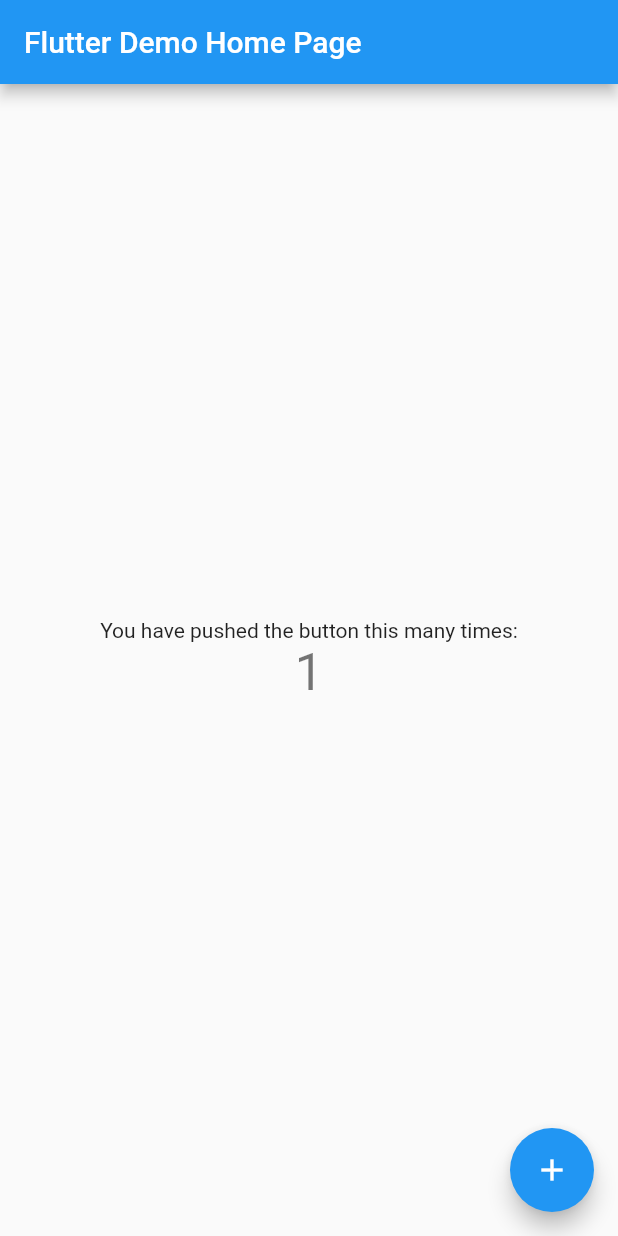
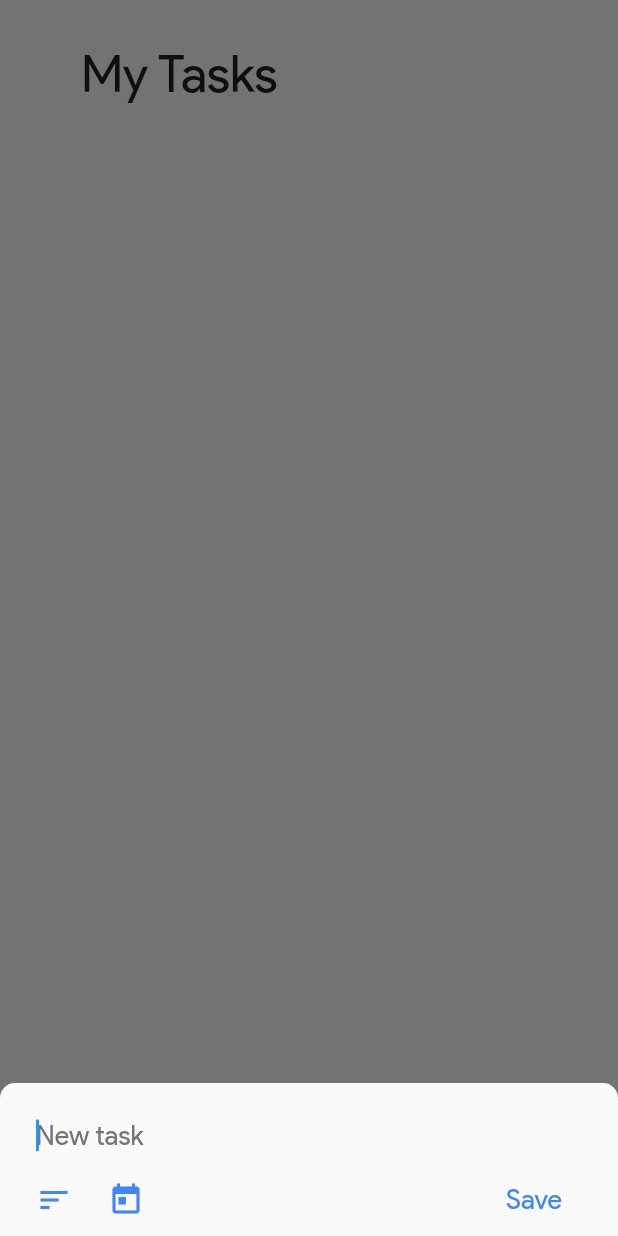
Before and after one commit to javadbarghamadi75/google_tasks-to_new_repo, a Flutter app: the screen it shows after launch, after a tap on the "add" icon, on a phone screen of 412 x 824 dp. Run offline on Flutter 3.47's test engine with Material 2 defaults, Android fonts, the phone set to English and light mode, and no system bars; missing offline and left inert: flutter_rounded_date_picker.

Commit message:
seconc commit : before update sdk | add button ui

```diff
--- /dev/null
+++ b/lib/home.dart
@@ -0,0 +1,77 @@
+import 'package:flutter/material.dart';
+import 'package:google_task/res.dart';
+import 'package:google_task/sheets/add_bottom_sheet.dart';
+
+class Home extends StatefulWidget {
+  @override
+  _HomeState createState() => _HomeState();
+}
+
+homeAppBar() {
+  return AppBar(
+    title: Padding(
+      padding: const EdgeInsets.only(
+        left: padding38,
+        top: padding28,
+      ),
+      child: Text(
+        'My Tasks',
+        style: TextStyle(
+          color: myTaskTextColor,
+          fontSize: textSize34,
+          fontFamily: 'Product Sans',
+        ),
+      ),
+    ),
+    backgroundColor: scaffoldBackgroundColor,
+    toolbarHeight: toolbarHeight70,
+    elevation: 0,
+  );
+}
+
+homeFloatingActionButton(BuildContext buildContext) {
+  return FloatingActionButton(
+    onPressed: () => showModalBottomSheet(
+      context: buildContext,
+      builder: (build) => AddBottomSheet(),
+      backgroundColor: Colors.transparent,
+    ),
+    child: Icon(
+      Icons.add,
+      size: iconSize42,
+      color: saveButtonColor,
+    ),
+    backgroundColor: scaffoldBackgroundColor,
+  );
+}
+
+homeFloatingActionButtonLocation() {
+  return FloatingActionButtonLocation.centerDocked;
+}
+
+homeBottomNavigationBar() {
+  return BottomAppBar(
+    shape: CircularNotchedRectangle(),
+    notchMargin: 6,
+    color: scaffoldBackgroundColor,
+    child: Row(
+      mainAxisAlignment: MainAxisAlignment.spaceBetween,
+      children: [
+        IconButton(icon: Icon(Icons.menu), onPressed: () {}),
+        IconButton(icon: Icon(Icons.more_vert), onPressed: () {}),
+      ],
+    ),
+  );
+}
+
+class _HomeState extends State<Home> {
+  @override
+  Widget build(BuildContext context) {
+    return Scaffold(
+      appBar: homeAppBar(),
+      floatingActionButton: homeFloatingActionButton(context),
+      floatingActionButtonLocation: homeFloatingActionButtonLocation(),
+      bottomNavigationBar: homeBottomNavigationBar(),
+    );
+  }
+}
--- a/lib/main.dart
+++ b/lib/main.dart
@@ -1,113 +1,26 @@
 import 'package:flutter/material.dart';
+// import 'package:flutter/services.dart';
+// import 'package:google_task/res.dart';
+import 'home.dart';
 
 void main() {
   runApp(MyApp());
+  // SystemChrome.setSystemUIOverlayStyle(SystemUiOverlayStyle(
+  //   statusBarColor: scaffoldBackgroundColor,
+  //   statusBarIconBrightness: Brightness.dark,
+  // ));
 }
 
 class MyApp extends StatelessWidget {
-  // This widget is the root of your application.
   @override
   Widget build(BuildContext context) {
     return MaterialApp(
       title: 'Flutter Demo',
       theme: ThemeData(
-        // This is the theme of your application.
-        //
-        // Try running your application with "flutter run". You'll see the
-        // application has a blue toolbar. Then, without quitting the app, try
-        // changing the primarySwatch below to Colors.green and then invoke
-        // "hot reload" (press "r" in the console where you ran "flutter run",
-        // or simply save your changes to "hot reload" in a Flutter IDE).
-        // Notice that the counter didn't reset back to zero; the application
-        // is not restarted.
         primarySwatch: Colors.blue,
+        //fontFamily: 'Product Sans',
       ),
-      home: MyHomePage(title: 'Flutter Demo Home Page'),
+      home: Home(),
     );
   }
 }
-
-class MyHomePage extends StatefulWidget {
-  MyHomePage({Key key, this.title}) : super(key: key);
-
-  // This widget is the home page of your application. It is stateful, meaning
-  // that it has a State object (defined below) that contains fields that affect
-  // how it looks.
-
-  // This class is the configuration for the state. It holds the values (in this
-  // case the title) provided by the parent (in this case the App widget) and
-  // used by the build method of the State. Fields in a Widget subclass are
-  // always marked "final".
-
-  final String title;
-
-  @override
-  _MyHomePageState createState() => _MyHomePageState();
-}
-
-class _MyHomePageState extends State<MyHomePage> {
-  int _counter = 0;
-
-  void _incrementCounter() {
-    setState(() {
-      // This call to setState tells the Flutter framework that something has
-      // changed in this State, which causes it to rerun the build method below
-      // so that the display can reflect the updated values. If we changed
-      // _counter without calling setState(), then the build method would not be
-      // called again, and so nothing would appear to happen.
-      _counter++;
-    });
-  }
-
-  @override
-  Widget build(BuildContext context) {
-    // This method is rerun every time setState is called, for instance as done
-    // by the _incrementCounter method above.
-    //
-    // The Flutter framework has been optimized to make rerunning build methods
-    // fast, so that you can just rebuild anything that needs updating rather
-    // than having to individually change instances of widgets.
-    return Scaffold(
-      appBar: AppBar(
-        // Here we take the value from the MyHomePage object that was created by
-        // the App.build method, and use it to set our appbar title.
-        title: Text(widget.title),
-      ),
-      body: Center(
-        // Center is a layout widget. It takes a single child and positions it
-        // in the middle of the parent.
-        child: Column(
-          // Column is also a layout widget. It takes a list of children and
-          // arranges them vertically. By default, it sizes itself to fit its
-          // children horizontally, and tries to be as tall as its parent.
-          //
-          // Invoke "debug painting" (press "p" in the console, choose the
-          // "Toggle Debug Paint" action from the Flutter Inspector in Android
-          // Studio, or the "Toggle Debug Paint" command in Visual Studio Code)
-          // to see the wireframe for each widget.
-          //
-          // Column has various properties to control how it sizes itself and
-          // how it positions its children. Here we use mainAxisAlignment to
-          // center the children vertically; the main axis here is the vertical
-          // axis because Columns are vertical (the cross axis would be
-          // horizontal).
-          mainAxisAlignment: MainAxisAlignment.center,
-          children: <Widget>[
-            Text(
-              'You have pushed the button this many times:',
-            ),
-            Text(
-              '$_counter',
-              style: Theme.of(context).textTheme.headline4,
-            ),
-          ],
-        ),
-      ),
-      floatingActionButton: FloatingActionButton(
-        onPressed: _incrementCounter,
-        tooltip: 'Increment',
-        child: Icon(Icons.add),
-      ), // This trailing comma makes auto-formatting nicer for build methods.
-    );
-  }
-}
--- /dev/null
+++ b/lib/res.dart
@@ -0,0 +1,28 @@
+import 'package:flutter/material.dart';
+
+//--Color--
+const Color scaffoldBackgroundColor = Color(0xfffafafa);
+const Color myTaskTextColor = Color(0xff212121);
+const Color newTaskTextColor = Color(0xff757575);
+const Color saveButtonColor = Color(0xff4285f4);
+
+//--Text--
+const double textSize34 = 34.0;
+const double textSize18 = 18.0;
+const double textSize14 = 14.0;
+
+//--Space--
+const double padding38 = 38.0;
+const double padding28 = 28.0;
+const double padding24 = 24.0;
+const double padding14 = 14.0;
+const double padding12 = 12.0;
+const double padding8 = 8.0;
+const double toolbarHeight70 = 70.0;
+
+//--Icon--
+const double iconSize42 = 42.0;
+
+//--Date & Time--
+DateTime todayDate = DateTime.now();
+TimeOfDay nowTime = TimeOfDay.now();
--- /dev/null
+++ b/lib/sheets/add_bottom_sheet.dart
@@ -0,0 +1,213 @@
+import 'package:flutter/material.dart';
+import 'package:flutter_rounded_date_picker/rounded_picker.dart';
+import 'package:google_task/res.dart';
+
+class AddBottomSheet extends StatefulWidget {
+  @override
+  _AddBottomSheetState createState() => _AddBottomSheetState();
+}
+
+class _AddBottomSheetState extends State<AddBottomSheet> {
+  bool _addDetailsTextFieldVisibility = false;
+
+  DateTime _selectedDate = todayDate;
+  TimeOfDay _selectedTime = nowTime;
+  String _setTimeText = 'Set Time';
+  dynamic _showDatePicker(BuildContext buildContext) async {
+    DateTime pickedDate = await showRoundedDatePicker(
+      context: buildContext,
+      initialDate: _selectedDate,
+      firstDate: DateTime(todayDate.year - 10),
+      lastDate: DateTime(todayDate.year + 10),
+      height: MediaQuery.of(context).size.height * 0.33,
+      textActionButton: _setTimeText,
+      styleDatePicker: MaterialRoundedDatePickerStyle(
+        paddingDatePicker: EdgeInsets.zero,
+        paddingActionBar: EdgeInsets.zero,
+        paddingMonthHeader: EdgeInsets.only(top: padding14),
+        textStyleButtonAction: TextStyle(
+          color: newTaskTextColor,
+          fontWeight: FontWeight.w500,
+        ),
+      ),
+      onTapActionButton: () {
+        Navigator.pop(context);
+        _showTimePicker(buildContext);
+      },
+    );
+    if (pickedDate != null && pickedDate != _selectedDate) {
+      setState(() {
+        _selectedDate = pickedDate;
+        // _setTimeText =
+      });
+    }
+  }
+
+  dynamic _showTimePicker(BuildContext buildContext) async {
+    TimeOfDay pickedTime = await showRoundedTimePicker(
+      context: buildContext,
+      initialTime: _selectedTime,
+    );
+    if (pickedTime != null && pickedTime != _selectedTime) {
+      setState(() {
+        _selectedTime = pickedTime;
+      });
+    }
+  }
+
+  @override
+  Widget build(BuildContext context) {
+    return Container(
+      decoration: BoxDecoration(
+        color: scaffoldBackgroundColor,
+        borderRadius: BorderRadius.only(
+          topRight: Radius.circular(10),
+          topLeft: Radius.circular(10),
+        ),
+      ),
+      padding: EdgeInsets.only(
+        left: padding24,
+        top: padding24,
+        right: padding24,
+        bottom: MediaQuery.of(context).viewInsets.bottom,
+      ),
+      child: Column(
+        mainAxisSize: MainAxisSize.min,
+        mainAxisAlignment: MainAxisAlignment.center,
+        crossAxisAlignment: CrossAxisAlignment.center,
+        children: [
+          _newTaskTextField(),
+          _addDetailsTextField(),
+          _buttonsRow(),
+        ],
+      ),
+    );
+  }
+
+  _newTaskTextField() {
+    return Padding(
+      padding: const EdgeInsets.only(
+        // left: padding24,
+        // top: padding24,
+        // right: padding24,
+        bottom: padding8,
+      ),
+      child: TextField(
+        //cursorHeight: 20,
+        textInputAction: TextInputAction.done,
+        textAlignVertical: TextAlignVertical.center,
+        maxLines: 3,
+        minLines: 1,
+        autofocus: true,
+        style: TextStyle(
+          fontSize: textSize18,
+          fontWeight: FontWeight.w500,
+        ),
+        decoration: InputDecoration.collapsed(
+          hintText: 'New task',
+          hintStyle: TextStyle(
+            fontSize: textSize18,
+            fontFamily: 'Product Sans',
+            color: newTaskTextColor,
+          ),
+        ),
+      ),
+    );
+  }
+
+  _addDetailsTextField() {
+    return _addDetailsTextFieldVisibility
+        ? Padding(
+            padding: const EdgeInsets.only(
+              // left: padding24,
+              // right: padding24,
+              bottom: padding8,
+            ),
+            child: TextField(
+              textInputAction: TextInputAction.done,
+              textAlignVertical: TextAlignVertical.center,
+              maxLines: 1,
+              minLines: 1,
+              style: TextStyle(
+                fontSize: textSize14,
+                fontWeight: FontWeight.w500,
+              ),
+              decoration: InputDecoration.collapsed(
+                hintText: 'Add details',
+                hintStyle: TextStyle(
+                  fontSize: textSize14,
+                  fontFamily: 'Product Sans',
+                  color: newTaskTextColor,
+                ),
+              ),
+            ),
+          )
+        : Container();
+  }
+
+  _buttonsRow() {
+    return Row(
+      mainAxisSize: MainAxisSize.max,
+      mainAxisAlignment: MainAxisAlignment.spaceBetween,
+      crossAxisAlignment: CrossAxisAlignment.center,
+      children: [
+        Padding(
+          padding: const EdgeInsets.only(
+              // left: padding12,
+              // bottom: padding8,
+              ),
+          child: Row(
+            mainAxisSize: MainAxisSize.max,
+            mainAxisAlignment: MainAxisAlignment.center,
+            crossAxisAlignment: CrossAxisAlignment.center,
+            children: [
+              IconButton(
+                constraints: BoxConstraints.tightForFinite(),
+                padding: EdgeInsets.zero,
+                icon: Icon(
+                  Icons.sort,
+                  color: saveButtonColor,
+                ),
+                onPressed: () {
+                  setState(() {
+                    _addDetailsTextFieldVisibility =
+                        !_addDetailsTextFieldVisibility;
+                  });
+                },
+              ),
+              IconButton(
+                constraints: BoxConstraints.tightFor(width: 3 * padding24),
+                padding: EdgeInsets.zero,
+                icon: Icon(
+                  Icons.today,
+                  color: saveButtonColor,
+                ),
+                onPressed: () {
+                  _showDatePicker(context);
+                },
+              ),
+            ],
+          ),
+        ),
+        Padding(
+          padding: const EdgeInsets.only(
+              // left: padding24,
+              // right: padding24,
+              // bottom: padding8,
+              ),
+          child: TextButton(
+            onPressed: () {},
+            child: Text(
+              'Save',
+              style: TextStyle(
+                fontSize: textSize18,
+                color: saveButtonColor,
+                fontFamily: 'Product Sans',
+              ),
+            ),
+          ),
+        ),
+      ],
+    );
+  }
+}
```
Also changed, not shown: pubspec.yaml (+28 -13 lines), fonts/product/Product Sans Bold.ttf (added), fonts/product/Product Sans Regular.ttf (added), fonts/raleway/Raleway-Bold.ttf (added), fonts/raleway/Raleway-Light.ttf (added), fonts/raleway/Raleway-Medium.ttf (added), fonts/raleway/Raleway-Regular.ttf (added), fonts/raleway/Raleway-SemiBold.ttf (added), pubspec.lock.
